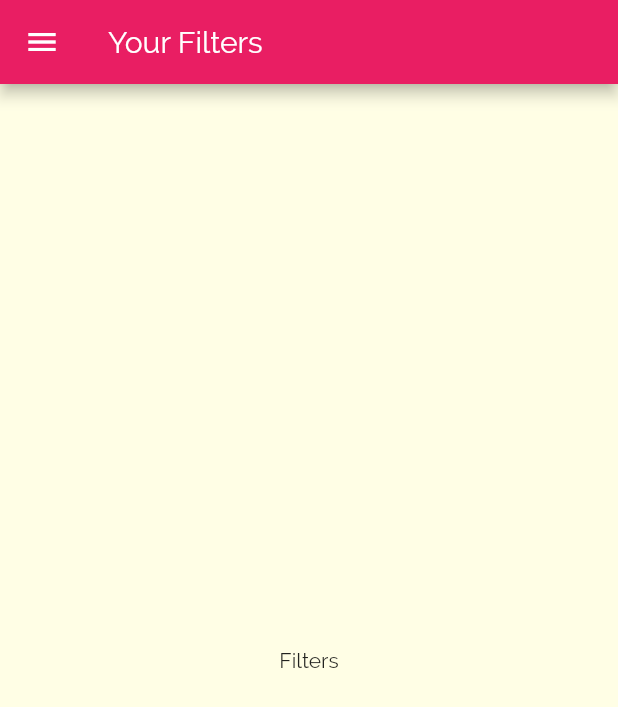
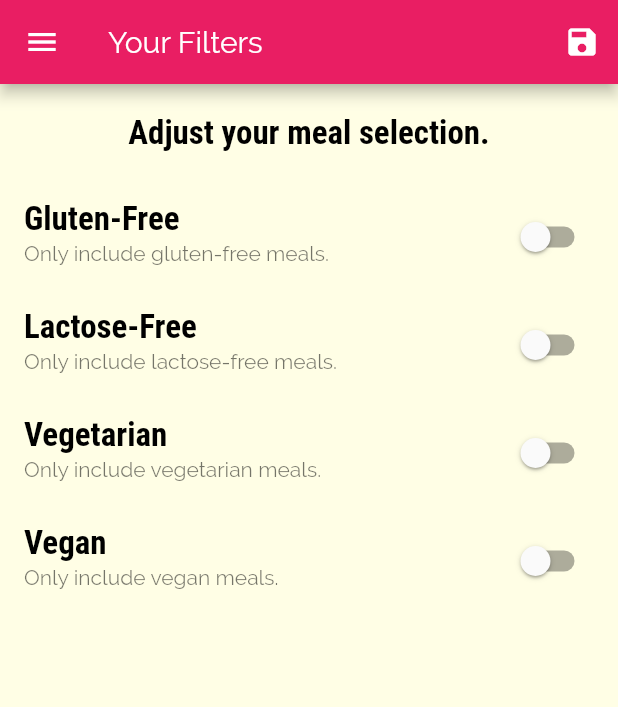
Before and after one commit to enricobragastini/meals_app, a Flutter app: the FiltersScreen screen opened by its route, on a phone screen of 412 x 824 dp. Shown: the top 707 px of the screen. Run offline on Flutter 3.47's test engine with Material 2 defaults, Android fonts, the phone set to English and light mode, and no system bars.

Commit message:
lezione180

```diff
--- a/lib/main.dart
+++ b/lib/main.dart
@@ -5,12 +5,50 @@ import 'package:meals/screens/filters_screen.dart';
 import 'package:meals/screens/meal_detail_screen.dart';
 import 'package:meals/screens/tabs_screen.dart';
 
+import 'dummy_data.dart';
+import 'models/meal.dart';
+
 void main() {
   runApp(const MyApp());
 }
 
-class MyApp extends StatelessWidget {
+class MyApp extends StatefulWidget {
   const MyApp({Key? key}) : super(key: key);
+
+  @override
+  State<MyApp> createState() => _MyAppState();
+}
+
+class _MyAppState extends State<MyApp> {
+  Map<String, bool> _filters = {
+    "gluten": false,
+    "lactose": false,
+    "vegetarian": false,
+    "vegan": false,
+  };
+  List<Meal> _availableMeals = DUMMY_MEALS;
+
+  void _setFilters(Map<String, bool> filterData) {
+    setState(() {
+      _filters = filterData;
+
+      _availableMeals = DUMMY_MEALS.where((meal) {
+        if (_filters["gluten"]! && !meal.isGlutenFree) {
+          return false;
+        }
+        if (_filters["lactose"]! && !meal.isLactoseFree) {
+          return false;
+        }
+        if (_filters["vegetarian"]! && !meal.isVegetarian) {
+          return false;
+        }
+        if (_filters["vegan"]! && !meal.isVegan) {
+          return false;
+        }
+        return true;
+      }).toList();
+    });
+  }
 
   @override
   Widget build(BuildContext context) {
@@ -37,14 +75,17 @@ class MyApp extends StatelessWidget {
       initialRoute: '/', // default value is '/'
       routes: {
         "/": (ctx) => const TabsScreen(),
-        CategoryMealScreen.routeName: (ctx) => CategoryMealScreen(),
+        CategoryMealScreen.routeName: (ctx) => CategoryMealScreen(
+              availableMeals: _availableMeals,
+            ),
         MealDetailScreen.routeName: (ctx) => MealDetailScreen(),
-        FiltersScreen.routeName: (ctx) => FiltersScreen(),
+        FiltersScreen.routeName: (ctx) =>
+            FiltersScreen(currentFilters: _filters, saveFilters: _setFilters),
       },
 
       // Method called when pushing an unregistered route (or a dynamically generated route)
       onGenerateRoute: (settings) {
-        print(settings.arguments);
+        // print(settings.arguments);
         // return MaterialPageRoute(
         //   builder: (context) => const CategoriesScreen(),
         // );
--- a/lib/screens/category_meals_screen.dart
+++ b/lib/screens/category_meals_screen.dart
@@ -1,13 +1,14 @@
 import 'package:flutter/material.dart';
 import 'package:meals/widgets/meal_item.dart';
 
-import '../dummy_data.dart';
 import '../models/meal.dart';
 
 class CategoryMealScreen extends StatefulWidget {
   static const routeName = '/category-meals';
+  final List<Meal> availableMeals;
 
-  const CategoryMealScreen({Key? key}) : super(key: key);
+  const CategoryMealScreen({Key? key, required this.availableMeals})
+      : super(key: key);
 
   @override
   State<CategoryMealScreen> createState() => _CategoryMealScreenState();
@@ -30,7 +31,7 @@ class _CategoryMealScreenState extends State<CategoryMealScreen> {
           ModalRoute.of(context)!.settings.arguments as Map<String, String>;
       categoryTitle = routeArgs['title']!;
       final categoryId = routeArgs['id']!;
-      displayedMeals = DUMMY_MEALS.where((meal) {
+      displayedMeals = widget.availableMeals.where((meal) {
         return meal.categories.contains(categoryId);
       }).toList();
       _loadedInitData = true;
--- a/lib/screens/filters_screen.dart
+++ b/lib/screens/filters_screen.dart
@@ -1,20 +1,105 @@
-import 'package:flutter/cupertino.dart';
 import 'package:flutter/material.dart';
 import 'package:meals/widgets/main_drawer.dart';
 
-class FiltersScreen extends StatelessWidget {
+class FiltersScreen extends StatefulWidget {
   static const String routeName = "/filters";
+  final void Function(Map<String, bool>) saveFilters;
+  final Map<String, bool> currentFilters;
 
-  const FiltersScreen({Key? key}) : super(key: key);
+  const FiltersScreen(
+      {Key? key, required this.saveFilters, required this.currentFilters})
+      : super(key: key);
+
+  @override
+  State<FiltersScreen> createState() => _FiltersScreenState();
+}
+
+class _FiltersScreenState extends State<FiltersScreen> {
+  bool _glutenFree = false;
+  bool _vegetarian = false;
+  bool _vegan = false;
+  bool _lactoseFree = false;
+
+  @override
+  void initState() {
+    _glutenFree = widget.currentFilters["gluten"]!;
+    _vegetarian = widget.currentFilters["vegetarian"]!;
+    _vegan = widget.currentFilters["vegan"]!;
+    _lactoseFree = widget.currentFilters["lactose"]!;
+    super.initState();
+  }
 
   @override
   Widget build(BuildContext context) {
+    Widget _buildSwitchListTile(String title, String description,
+        bool currentValue, void Function(dynamic) updateValue) {
+      return SwitchListTile(
+          title: Text(title),
+          subtitle: Text(description),
+          value: currentValue,
+          onChanged: updateValue);
+    }
+
     return Scaffold(
       appBar: AppBar(
         title: const Text("Your Filters"),
+        actions: [
+          IconButton(
+            icon: const Icon(Icons.save),
+            onPressed: () {
+              setState(() {
+                widget.saveFilters({
+                  "gluten": _glutenFree,
+                  "lactose": _lactoseFree,
+                  "vegetarian": _vegetarian,
+                  "vegan": _vegan,
+                });
+              });
+            },
+          )
+        ],
       ),
       drawer: const MainDrawer(),
-      body: const Center(child: Text("Filters")),
+      body: Column(
+        children: [
+          Container(
+            padding: const EdgeInsets.all(20),
+            child: Text(
+              "Adjust your meal selection.",
+              style: Theme.of(context).textTheme.titleMedium,
+            ),
+          ),
+          Expanded(
+              child: ListView(children: [
+            _buildSwitchListTile(
+                "Gluten-Free", "Only include gluten-free meals.", _glutenFree,
+                (newValue) {
+              setState(() {
+                _glutenFree = newValue;
+              });
+            }),
+            _buildSwitchListTile("Lactose-Free",
+                "Only include lactose-free meals.", _lactoseFree, (newValue) {
+              setState(() {
+                _lactoseFree = newValue;
+              });
+            }),
+            _buildSwitchListTile(
+                "Vegetarian", "Only include vegetarian meals.", _vegetarian,
+                (newValue) {
+              setState(() {
+                _vegetarian = newValue;
+              });
+            }),
+            _buildSwitchListTile("Vegan", "Only include vegan meals.", _vegan,
+                (newValue) {
+              setState(() {
+                _vegan = newValue;
+              });
+            }),
+          ]))
+        ],
+      ),
     );
   }
 }
```
